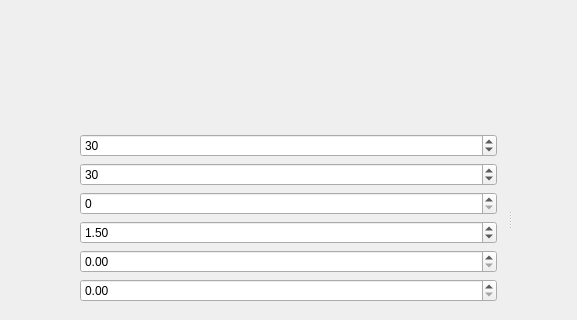
Qt form OccDebuger/MainWindowOcc.ui (WisdomToNorth/OccDemo) before a commit; both pictures show x 366 to 943 and y 145 to 465 of the 1035 by 701 pixel window.
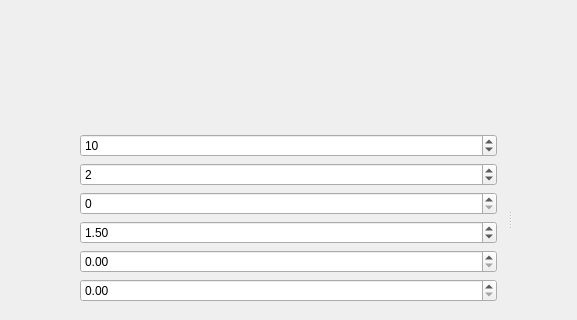
The same form after that commit.

What changed in the file:
```diff
--- a/OccDebuger/MainWindowOcc.ui
+++ b/OccDebuger/MainWindowOcc.ui
@@ -71,7 +71,7 @@
              <number>300</number>
             </property>
             <property name="value">
-             <number>30</number>
+             <number>2</number>
             </property>
            </widget>
           </item>
@@ -84,7 +84,7 @@
              <number>300</number>
             </property>
             <property name="value">
-             <number>30</number>
+             <number>10</number>
             </property>
            </widget>
           </item>
```
